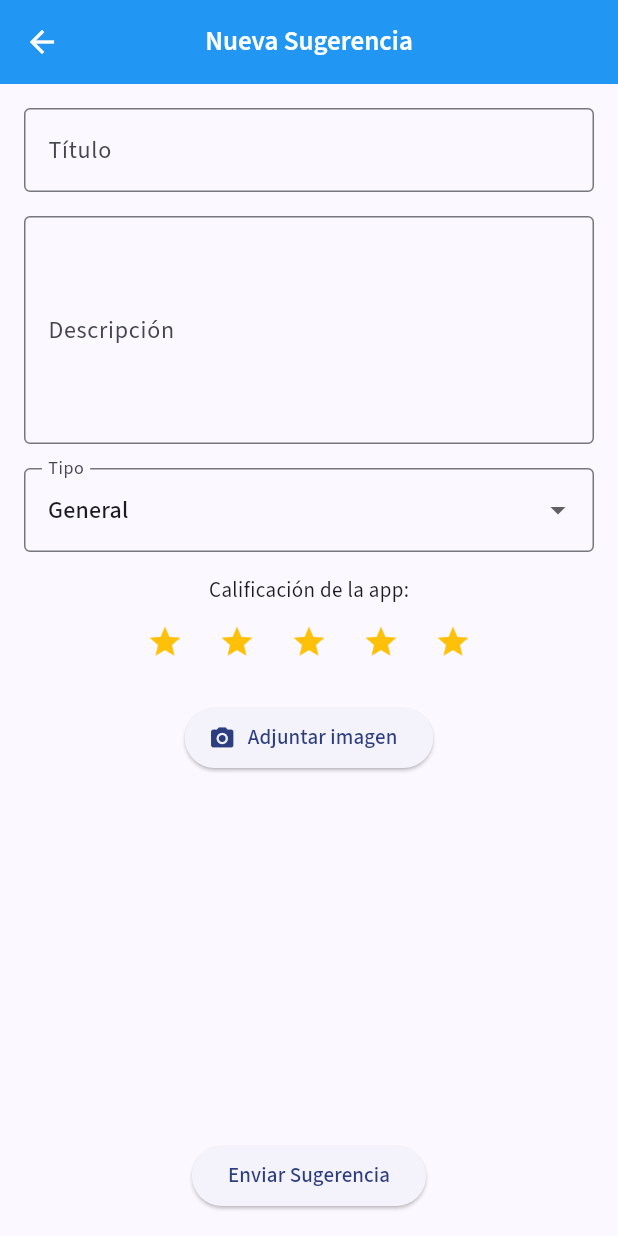
After one commit to operonte/coroapp, a Flutter app: the CreateSuggestionScreen screen opened directly, on a phone screen of 412 x 824 dp. The commit adds this screen. Run offline on Flutter 3.47's test engine with Material 3 defaults, Android fonts, the phone set to English and light mode, and no system bars; our stand-ins replace cloud_firestore, file_picker, firebase_auth, firebase_core, firebase_storage, flutter_riverpod and 7 more; accounts and stored records are empty.

Commit message:
Nuevas funcionalidades: Recordatorios y Sugerencias
- Pantalla de Recordatorios: Solo jefes pueden crear, todos ven, eliminación automática
- Pantalla de Sugerencias: Comentarios al desarrollador con categorización y seguimiento
- Acceso directo: Botón de recordatorios en Home, sugerencias en Configuración
- Nuevas dependencias: image_picker, intl para mejor experiencia
- Versión actualizada a 0.1.11

```diff
--- /dev/null
+++ b/lib/features/suggestions/create_suggestion_screen.dart
@@ -0,0 +1,150 @@
+import 'package:flutter/material.dart';
+import 'package:flutter_riverpod/flutter_riverpod.dart';
+import 'package:cloud_firestore/cloud_firestore.dart';
+import 'package:image_picker/image_picker.dart';
+
+import '../../core/constants/track_types.dart';
+import '../../core/providers.dart';
+
+class CreateSuggestionScreen extends ConsumerStatefulWidget {
+  const CreateSuggestionScreen({super.key});
+
+  @override
+  ConsumerState<CreateSuggestionScreen> createState() => _CreateSuggestionScreenState();
+}
+
+class _CreateSuggestionScreenState extends ConsumerState<CreateSuggestionScreen> {
+  final _formKey = GlobalKey<FormState>();
+  final _titleController = TextEditingController();
+  final _descriptionController = TextEditingController();
+  String _type = 'general';
+  int _rating = 5;
+  String? _imagePath;
+
+  @override
+  Widget build(BuildContext context) {
+    final appUserAsync = ref.watch(currentAppUserProvider);
+    final appUser = appUserAsync.value;
+
+    return Scaffold(
+      appBar: AppBar(
+        backgroundColor: getAppBarColor(appUser?.voice ?? ''),
+        title: const Text('Nueva Sugerencia'),
+      ),
+      body: Padding(
+        padding: const EdgeInsets.all(16),
+        child: Form(
+          key: _formKey,
+          child: Column(
+            children: [
+              TextFormField(
+                controller: _titleController,
+                decoration: const InputDecoration(
+                  labelText: 'Título',
+                  border: OutlineInputBorder(),
+                ),
+                validator: (value) => value?.isEmpty ?? true ? 'Obligatorio' : null,
+              ),
+              const SizedBox(height: 16),
+              TextFormField(
+                controller: _descriptionController,
+                decoration: const InputDecoration(
+                  labelText: 'Descripción',
+                  border: OutlineInputBorder(),
+                ),
+                maxLines: 5,
+                validator: (value) => value?.isEmpty ?? true ? 'Obligatorio' : null,
+              ),
+              const SizedBox(height: 16),
+              DropdownButtonFormField<String>(
+                value: _type,
+                decoration: const InputDecoration(
+                  labelText: 'Tipo',
+                  border: OutlineInputBorder(),
+                ),
+                items: const [
+                  DropdownMenuItem(value: 'general', child: Text('General')),
+                  DropdownMenuItem(value: 'bug', child: Text('Reportar error')),
+                  DropdownMenuItem(value: 'improvement', child: Text('Mejora')),
+                  DropdownMenuItem(value: 'new_feature', child: Text('Nueva función')),
+                ],
+                onChanged: (value) => setState(() => _type = value!),
+              ),
+              const SizedBox(height: 16),
+              const Text('Calificación de la app:'),
+              Row(
+                mainAxisAlignment: MainAxisAlignment.center,
+                children: List.generate(5, (index) {
+                  return IconButton(
+                    icon: Icon(
+                      index < _rating ? Icons.star : Icons.star_border,
+                      color: Colors.amber,
+                    ),
+                    onPressed: () => setState(() => _rating = index + 1),
+                  );
+                }),
+              ),
+              const SizedBox(height: 16),
+              ElevatedButton.icon(
+                onPressed: _pickImage,
+                icon: const Icon(Icons.camera_alt),
+                label: Text(_imagePath == null ? 'Adjuntar imagen' : 'Cambiar imagen'),
+              ),
+              if (_imagePath != null)
+                Padding(
+                  padding: const EdgeInsets.all(8.0),
+                  child: Image.asset(_imagePath!, height: 100),
+                ),
+              const Spacer(),
+              ElevatedButton(
+                onPressed: _saveSuggestion,
+                child: const Text('Enviar Sugerencia'),
+              ),
+            ],
+          ),
+        ),
+      ),
+    );
+  }
+
+  Future<void> _pickImage() async {
+    final picker = ImagePicker();
+    final pickedFile = await picker.pickImage(source: ImageSource.gallery);
+
+    if (pickedFile != null) {
+      setState(() {
+        _imagePath = pickedFile.path;
+      });
+    }
+  }
+
+  Future<void> _saveSuggestion() async {
+    if (!_formKey.currentState!.validate()) return;
+
+    final appUserAsync = ref.watch(currentAppUserProvider);
+    final appUser = appUserAsync.value;
+
+    try {
+      await FirebaseFirestore.instance.collection('suggestions').add({
+        'title': _titleController.text,
+        'description': _descriptionController.text,
+        'type': _type,
+        'rating': _rating,
+        'imagePath': _imagePath,
+        'status': 'pending',
+        'createdBy': appUser!.id,
+        'createdByName': appUser.displayName,
+        'createdAt': Timestamp.now(),
+      });
+
+      Navigator.pop(context);
+      ScaffoldMessenger.of(context).showSnackBar(
+        const SnackBar(content: Text('Sugerencia enviada correctamente')),
+      );
+    } catch (e) {
+      ScaffoldMessenger.of(context).showSnackBar(
+        SnackBar(content: Text('Error: $e')),
+      );
+    }
+  }
+}
```
Also changed, not shown: lib/features/home/home_shell.dart (+12 -0 lines), lib/features/onboarding/onboarding_screen.dart (+4 -6 lines), lib/features/reminders/create_reminder_screen.dart (added, +160 -0 lines), lib/features/reminders/reminder_screen.dart (added, +109 -0 lines), lib/features/settings/settings_screen.dart (+15 -0 lines), lib/features/suggestions/suggestions_screen.dart (added, +211 -0 lines), pubspec.yaml (+11 -10 lines), pubspec.lock, 1 other file.
